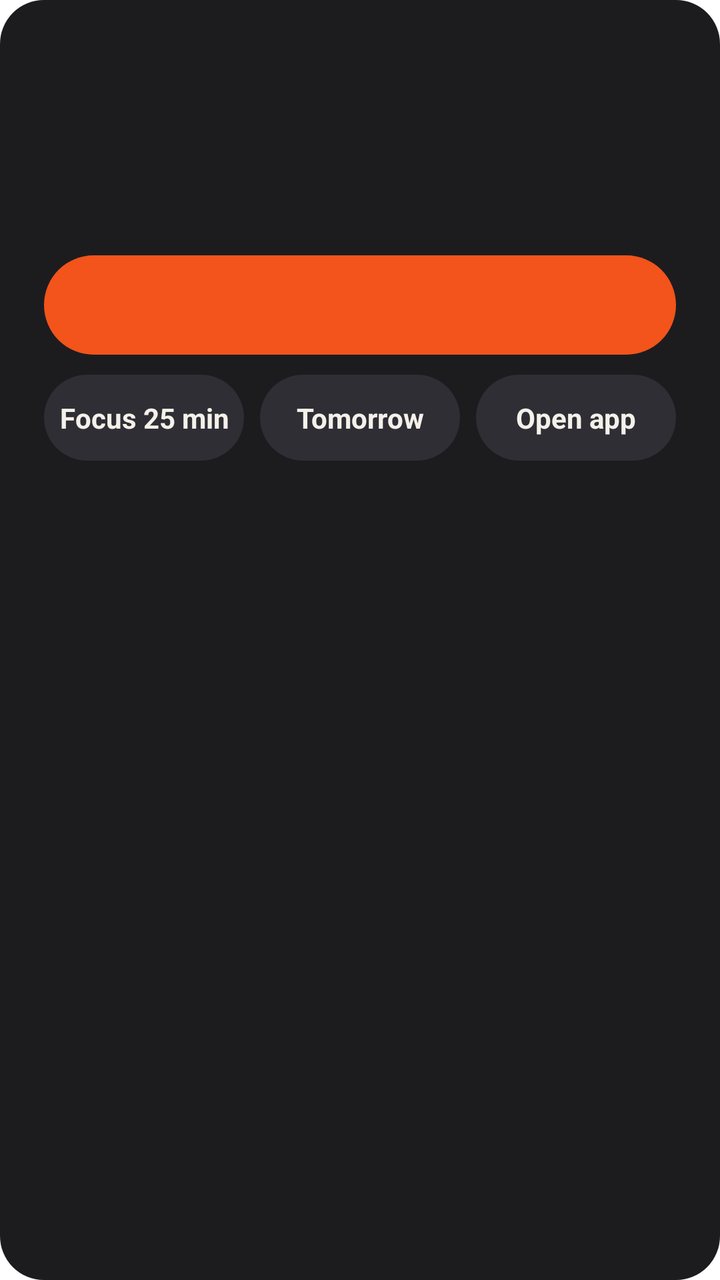
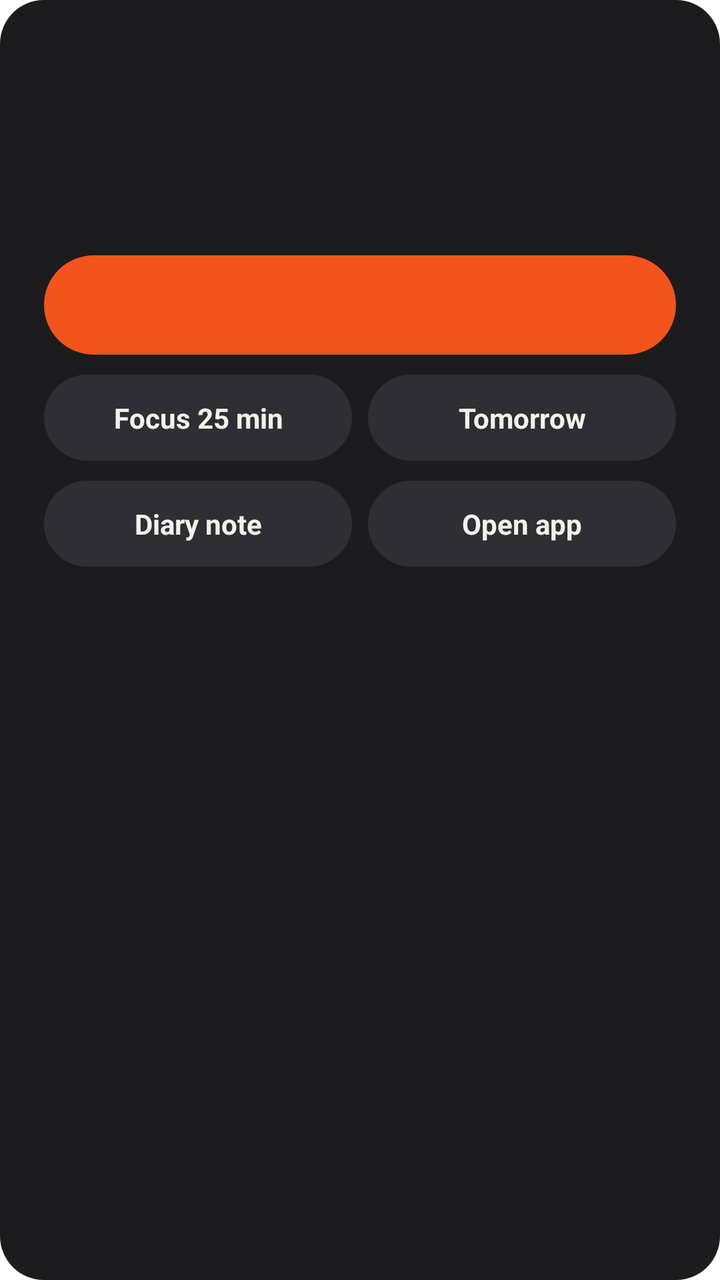

Two renders of the same Android screen: before a commit and after it. Below are the layout's source before the change and the commit's diff.
<!-- AndroidManifest.xml: activity theme PopupTheme -->
<!-- res/layout/task_popup.xml -->
<?xml version="1.0" encoding="utf-8"?>
<LinearLayout xmlns:android="http://schemas.android.com/apk/res/android"
    android:layout_width="match_parent"
    android:layout_height="wrap_content"
    android:background="@drawable/widget_bg"
    android:orientation="vertical"
    android:padding="22dp">

    <TextView
        android:id="@+id/popup_meta"
        android:layout_width="match_parent"
        android:layout_height="wrap_content"
        android:textColor="@color/widget_muted"
        android:textSize="14sp"
        android:textStyle="bold" />

    <TextView
        android:id="@+id/popup_title"
        android:layout_width="match_parent"
        android:layout_height="wrap_content"
        android:paddingTop="6dp"
        android:textColor="@color/widget_ink"
        android:textSize="21sp"
        android:textStyle="bold" />

    <TextView
        android:id="@+id/popup_notes"
        android:layout_width="match_parent"
        android:layout_height="wrap_content"
        android:lineSpacingMultiplier="1.15"
        android:maxLines="12"
        android:paddingTop="12dp"
        android:scrollbars="vertical"
        android:textColor="@color/widget_ink"
        android:textSize="15sp" />

    <TextView
        android:id="@+id/popup_done"
        android:layout_width="match_parent"
        android:layout_height="wrap_content"
        android:layout_marginTop="20dp"
        android:background="@drawable/widget_button"
        android:gravity="center"
        android:paddingVertical="14dp"
        android:textColor="@color/widget_on_tide"
        android:textSize="16sp"
        android:textStyle="bold" />

    <LinearLayout
        android:layout_width="match_parent"
        android:layout_height="wrap_content"
        android:layout_marginTop="10dp"
        android:orientation="horizontal">

        <TextView
            android:id="@+id/popup_focus"
            android:layout_width="0dp"
            android:layout_height="wrap_content"
            android:layout_marginEnd="8dp"
            android:layout_weight="1"
            android:background="@drawable/popup_button"
            android:gravity="center"
            android:paddingVertical="12dp"
            android:text="Focus 25 min"
            android:textColor="@color/widget_ink"
            android:textSize="14sp"
            android:textStyle="bold" />

        <TextView
            android:id="@+id/popup_tomorrow"
            android:layout_width="0dp"
            android:layout_height="wrap_content"
            android:layout_marginEnd="8dp"
            android:layout_weight="1"
            android:background="@drawable/popup_button"
            android:gravity="center"
            android:paddingVertical="12dp"
            android:text="Tomorrow"
            android:textColor="@color/widget_ink"
            android:textSize="14sp"
            android:textStyle="bold" />

        <TextView
            android:id="@+id/popup_open"
            android:layout_width="0dp"
            android:layout_height="wrap_content"
            android:layout_weight="1"
            android:background="@drawable/popup_button"
            android:gravity="center"
            android:paddingVertical="12dp"
            android:text="Open app"
            android:textColor="@color/widget_ink"
            android:textSize="14sp"
            android:textStyle="bold" />
    </LinearLayout>
</LinearLayout>
<!-- resources referenced by this layout -->
<resources>
  <color name="widget_ink">#F4F1EA</color>
  <color name="widget_muted">#8E8E93</color>
  <color name="widget_on_tide">#FFFFFF</color>
  <!-- drawable popup_button (drawable) -->
  <?xml version="1.0" encoding="utf-8"?>
  <shape xmlns:android="http://schemas.android.com/apk/res/android" android:shape="rectangle">
      <solid android:color="@color/widget_raised" />
      <corners android:radius="99dp" />
  </shape>
  <!-- drawable widget_bg (drawable) -->
  <?xml version="1.0" encoding="utf-8"?>
  <shape xmlns:android="http://schemas.android.com/apk/res/android" android:shape="rectangle">
      <solid android:color="@color/widget_bg" />
      <corners android:radius="22dp" />
  </shape>
  <!-- drawable widget_button (drawable) -->
  <?xml version="1.0" encoding="utf-8"?>
  <shape xmlns:android="http://schemas.android.com/apk/res/android" android:shape="rectangle">
      <solid android:color="@color/widget_tide" />
      <corners android:radius="99dp" />
  </shape>
  <style name="PopupTheme" parent="@android:style/Theme.DeviceDefault.Dialog.NoActionBar">
          <item name="android:windowBackground">@android:color/transparent</item>
          <item name="android:windowIsTranslucent">true</item>
          <item name="android:backgroundDimEnabled">true</item>
          <item name="android:windowMinWidthMinor">92%</item>
          <item name="android:windowMinWidthMajor">60%</item>
          <item name="android:windowCloseOnTouchOutside">true</item>
      </style>
  <color name="widget_raised">#2E2E34</color>
  <color name="widget_bg">#1C1C1F</color>
  <color name="widget_tide">#F2541B</color>
</resources>

<!-- the commit's change to res/layout/task_popup.xml (unified diff, before → after) -->
@@ -47,6 +47,7 @@
         android:textStyle="bold" />
 
     <LinearLayout
+        android:id="@+id/popup_task_row"
         android:layout_width="match_parent"
         android:layout_height="wrap_content"
         android:layout_marginTop="10dp"
@@ -70,7 +71,7 @@
             android:id="@+id/popup_tomorrow"
             android:layout_width="0dp"
             android:layout_height="wrap_content"
-            android:layout_marginEnd="8dp"
+            android:layout_marginStart="0dp"
             android:layout_weight="1"
             android:background="@drawable/popup_button"
             android:gravity="center"
@@ -79,11 +80,34 @@
             android:textColor="@color/widget_ink"
             android:textSize="14sp"
             android:textStyle="bold" />
+    </LinearLayout>
+
+    <LinearLayout
+        android:id="@+id/popup_more_row"
+        android:layout_width="match_parent"
+        android:layout_height="wrap_content"
+        android:layout_marginTop="10dp"
+        android:orientation="horizontal">
+
+        <TextView
+            android:id="@+id/popup_note"
+            android:layout_width="0dp"
+            android:layout_height="wrap_content"
+            android:layout_marginEnd="8dp"
+            android:layout_weight="1"
+            android:background="@drawable/popup_button"
+            android:gravity="center"
+            android:paddingVertical="12dp"
+            android:text="Diary note"
+            android:textColor="@color/widget_ink"
+            android:textSize="14sp"
+            android:textStyle="bold" />
 
         <TextView
             android:id="@+id/popup_open"
             android:layout_width="0dp"
             android:layout_height="wrap_content"
+            android:layout_marginStart="0dp"
             android:layout_weight="1"
             android:background="@drawable/popup_button"
             android:gravity="center"
